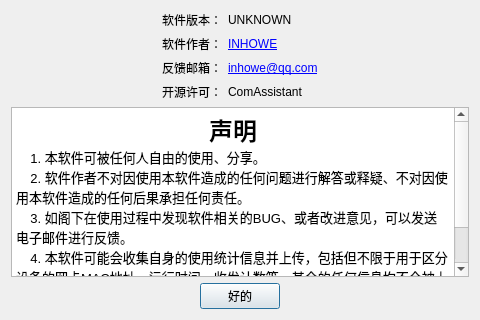
Before: the Qt Designer form ComAssistant/ui/about_me_dialog.ui in DukeHouse/ComAssistant, drawn with Qt 5.
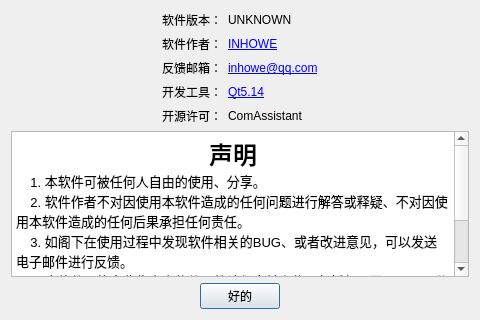
After: the same form once the commit is applied.

Commit message: [FIX]增加Qt.io外链

What changed in the file:
```diff
--- a/ComAssistant/ui/about_me_dialog.ui
+++ b/ComAssistant/ui/about_me_dialog.ui
@@ -79,7 +79,7 @@
          </property>
         </widget>
        </item>
-       <item row="3" column="0">
+       <item row="4" column="0">
         <widget class="QLabel" name="label_github">
          <property name="enabled">
           <bool>true</bool>
@@ -89,13 +89,30 @@
          </property>
         </widget>
        </item>
-       <item row="3" column="1">
+       <item row="4" column="1">
         <widget class="QLabel" name="githubUrl">
          <property name="text">
           <string>ComAssistant</string>
          </property>
         </widget>
        </item>
+       <item row="3" column="0">
+        <widget class="QLabel" name="label_Qt">
+         <property name="enabled">
+          <bool>true</bool>
+         </property>
+         <property name="text">
+          <string>开发工具：</string>
+         </property>
+        </widget>
+       </item>
+       <item row="3" column="1">
+        <widget class="QLabel" name="QtUrl">
+         <property name="text">
+          <string>&lt;a href=&quot;https://www.qt.io/&quot;&gt;Qt5.14&lt;/a&gt;</string>
+         </property>
+        </widget>
+       </item>
       </layout>
      </item>
      <item>
```
The commit also changes 2 other files.
